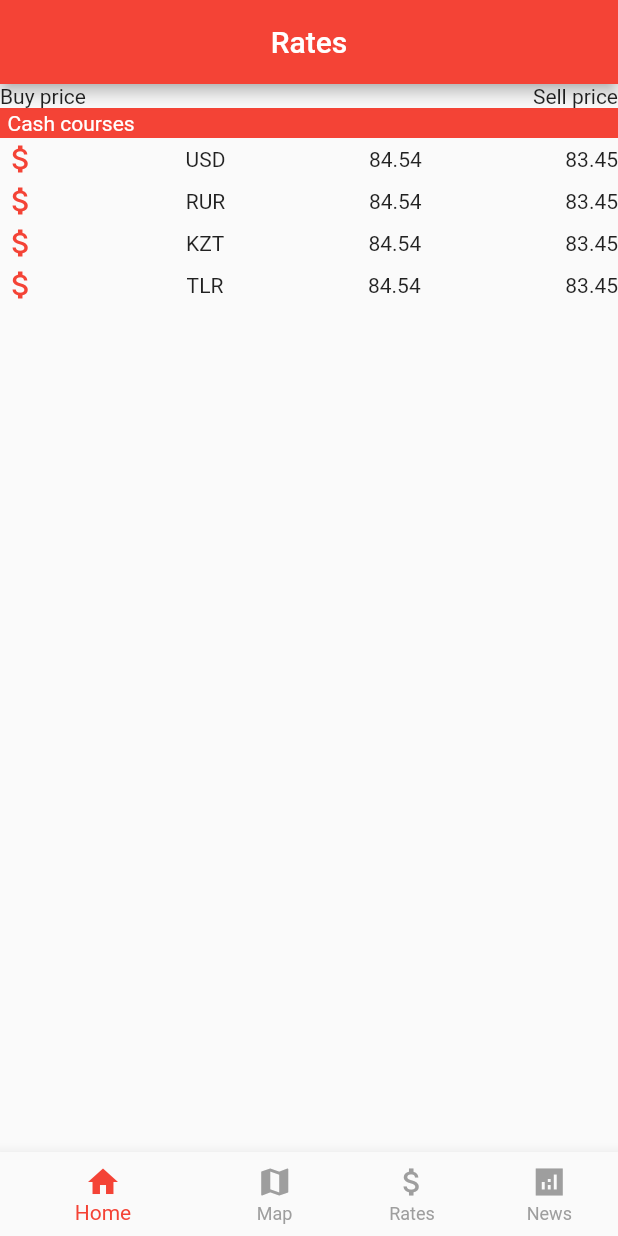
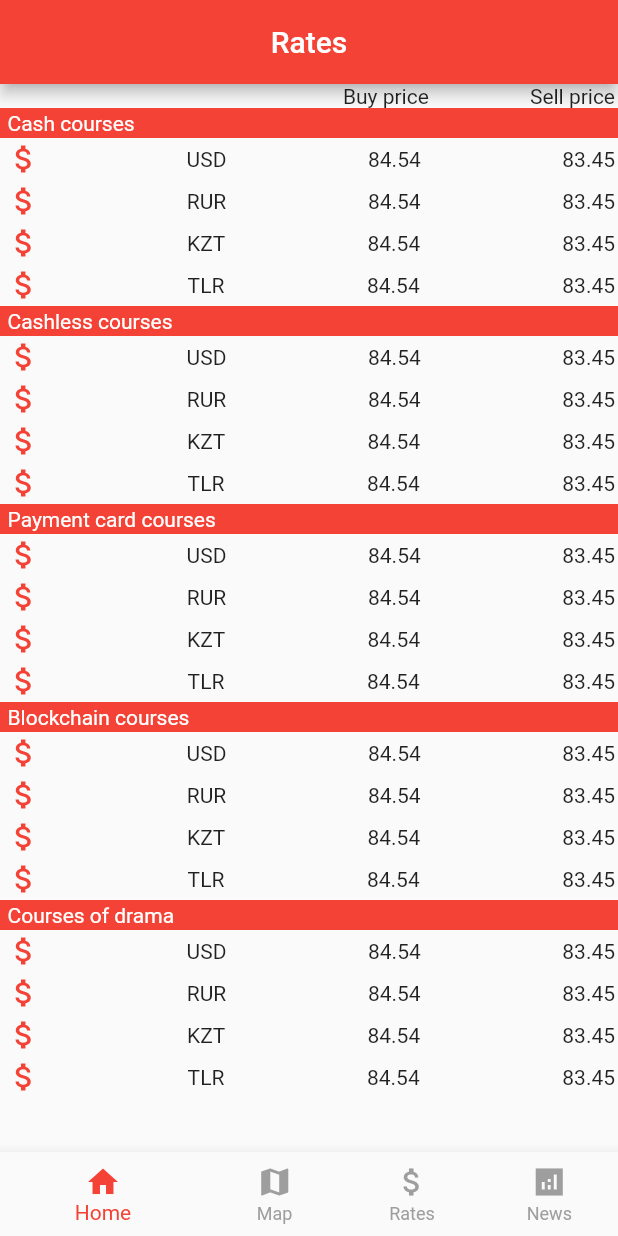
Before and after one commit to muhtarkasimov/hello_app, a Flutter app: the screen it shows after launch, swiped to page 3, on a phone screen of 412 x 824 dp. Run offline on Flutter 3.47's test engine with Material 2 defaults, Android fonts, the phone set to English and light mode, and no system bars; our stand-ins replace carousel_slider; network calls fail.

Commit message:
Rates part done.

```diff
--- a/lib/main.dart
+++ b/lib/main.dart
@@ -259,15 +259,16 @@ class _MyHomePageState extends State<MyHomePage> {
                 body: ListView(
                   children: [
                     Container(
-                      width: MediaQuery.of(context).size.width,
+                      alignment: Alignment.centerRight,
+                      width: MediaQuery.of(context).size.width * 0.8,
                       child: Container(
                         alignment: Alignment.centerRight,
-                        width: MediaQuery.of(context).size.width * 0.5,
+                        padding: EdgeInsets.symmetric(horizontal: 2),
+                        width: MediaQuery.of(context).size.width * 0.45,
                         child: Row(
                           mainAxisAlignment: MainAxisAlignment.spaceBetween,
-                          children: [
-                            Container(
-                                child: Text("Buy price"),),
+                          children: const [
+                            Text("Buy price"),
                             Text("Sell price"),
                           ],
                         ),
@@ -283,6 +284,47 @@ class _MyHomePageState extends State<MyHomePage> {
                     RatesWidget("RUR", "84.54", "83.45"),
                     RatesWidget("KZT", "84.54", "83.45"),
                     RatesWidget("TLR", "84.54", "83.45"),
+                    Container(
+                      padding: EdgeInsets.symmetric(vertical: 2, horizontal: 5),
+                      alignment: Alignment.topLeft,
+                      color: Colors.red,
+                      child: const Text("Cashless courses", style: TextStyle(color: Colors.white),),
+                    ),
+                    RatesWidget("USD", "84.54", "83.45"),
+                    RatesWidget("RUR", "84.54", "83.45"),
+                    RatesWidget("KZT", "84.54", "83.45"),
+                    RatesWidget("TLR", "84.54", "83.45"),
+                    Container(
+                      padding: EdgeInsets.symmetric(vertical: 2, horizontal: 5),
+                      alignment: Alignment.topLeft,
+                      color: Colors.red,
+                      child: const Text("Payment card courses", style: TextStyle(color: Colors.white),),
+                    ),
+                    RatesWidget("USD", "84.54", "83.45"),
+                    RatesWidget("RUR", "84.54", "83.45"),
+                    RatesWidget("KZT", "84.54", "83.45"),
+                    RatesWidget("TLR", "84.54", "83.45"),
+                    Container(
+                      padding: EdgeInsets.symmetric(vertical: 2, horizontal: 5),
+                      alignment: Alignment.topLeft,
+                      color: Colors.red,
+                      child: const Text("Blockchain courses", style: TextStyle(color: Colors.white),),
+                    ),
+                    RatesWidget("USD", "84.54", "83.45"),
+                    RatesWidget("RUR", "84.54", "83.45"),
+                    RatesWidget("KZT", "84.54", "83.45"),
+                    RatesWidget("TLR", "84.54", "83.45"),
+                    Container(
+                      padding: EdgeInsets.symmetric(vertical: 2, horizontal: 5),
+                      alignment: Alignment.topLeft,
+                      color: Colors.red,
+                      child: const Text("Courses of drama", style: TextStyle(color: Colors.white),),
+                    ),
+                    RatesWidget("USD", "84.54", "83.45"),
+                    RatesWidget("RUR", "84.54", "83.45"),
+                    RatesWidget("KZT", "84.54", "83.45"),
+                    RatesWidget("TLR", "84.54", "83.45"),
+
                   ],
                 ),
               ),
--- a/lib/view/rates_widget.dart
+++ b/lib/view/rates_widget.dart
@@ -10,7 +10,7 @@ class RatesWidget extends StatelessWidget {
   @override
   Widget build(BuildContext context) {
     return Padding(
-      padding: EdgeInsets.symmetric(horizontal: 0, vertical: 2),
+      padding: EdgeInsets.symmetric(horizontal: 2, vertical: 2),
       child: Container(
         child: Row(
           mainAxisAlignment: MainAxisAlignment.spaceBetween,
```
